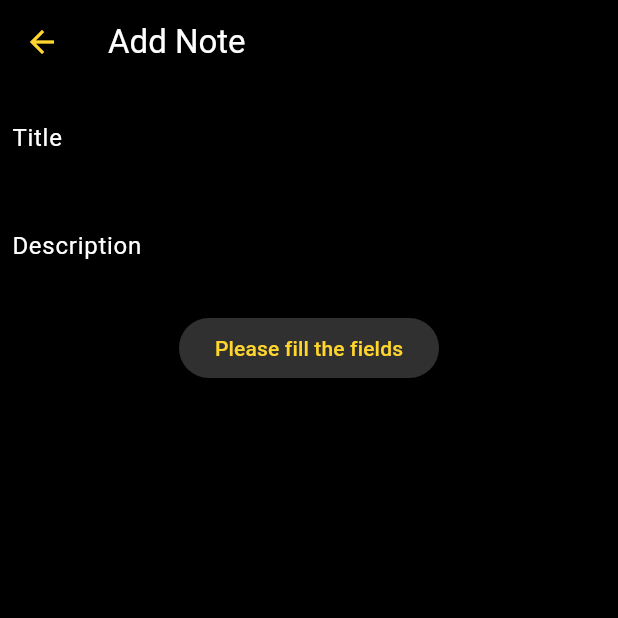
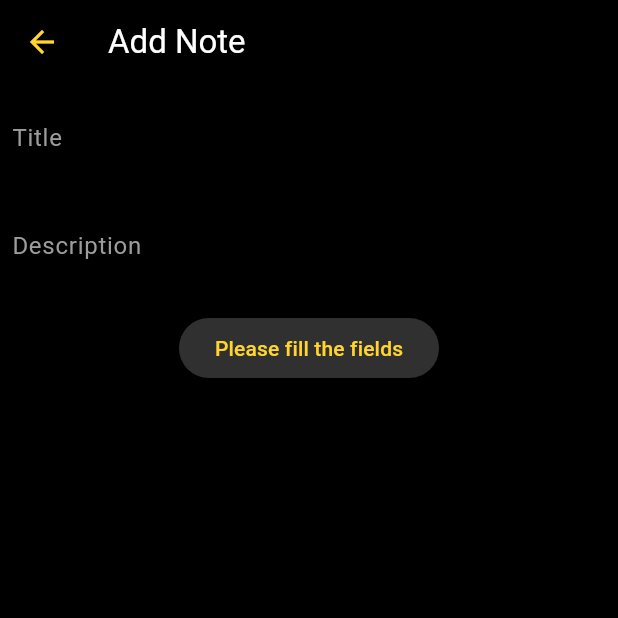
Before and after one commit to devkavin/todo_list_notes_management_v1, a Flutter app: the screen it shows after launch, after a tap on the "edit square" icon, on a phone screen of 412 x 824 dp, the top half of it. Run offline on Flutter 3.47's test engine with Material 2 defaults, Android fonts, the light colour scheme and no system bars; our stand-ins replace sqflite; accounts and stored records are empty; Roboto replaces fonts that are missing (SF Pro Display).

Commit message:
new file:   assets/fonts/SFPRODISPLAYREGULAR.ttf 	modified:   lib/main.dart 	modified:   lib/screens/add_note_screen.dart 	modified:   lib/screens/notes_list_screen.dart 	modified:   lib/screens/update_note_screen.dart 	modified:   lib/widgets/buttons.dart 	modified:   lib/widgets/constants.dart 	modified:   lib/widgets/search_bar.dart 	modified:   lib/widgets/text_fields.dart

```diff
--- a/lib/main.dart
+++ b/lib/main.dart
@@ -11,6 +11,7 @@ class MyApp extends StatelessWidget {
     return MaterialApp(
       debugShowCheckedModeBanner: false,
       theme: ThemeData(
+        fontFamily: 'SF Pro Display',
         colorScheme: ColorScheme.fromSeed(
           seedColor: Colors.black,
           primary: Colors.black,
--- a/lib/screens/notes_list_screen.dart
+++ b/lib/screens/notes_list_screen.dart
@@ -1,5 +1,6 @@
+import 'package:flutter/cupertino.dart';
 import 'package:flutter/material.dart';
-import 'package:todo_list_notes_management_v1/widgets/constants.dart';
+import '../widgets/constants.dart';
 
 import '../SQL/sql_helper.dart';
 import '../widgets/buttons.dart';
@@ -51,7 +52,10 @@ class _HomePageState extends State<NotesListScreen> {
     return SafeArea(
       child: Scaffold(
           appBar: AppBar(
-            title: const Text('Notes'),
+            title: const Text(
+              'Notes',
+              style: TextStyle(fontWeight: FontWeight.bold),
+            ),
             actions: [
               // TODO:dropdown menu with 2 options: Add Note and Delete All Notes (SQLHelper.deleteAllNotes())
             ],
@@ -119,9 +123,9 @@ class _HomePageState extends State<NotesListScreen> {
                         ],
                       );
                       final subTime =
-                          updatedAt == '' ? createdTime : updatedTime;
+                          updatedAt == null ? createdTime : updatedTime;
                       return Card(
-                        color: Color.fromARGB(255, 48, 48, 48),
+                        color: IosColors.iosGrey,
                         margin: const EdgeInsets.all(8.0),
                         child: ListTile(
                           title: Text(note['title'],
@@ -135,7 +139,7 @@ class _HomePageState extends State<NotesListScreen> {
                           onTap: () async {
                             await Navigator.push(
                               context,
-                              MaterialPageRoute(
+                              CupertinoPageRoute(
                                 builder: (context) => EditNotesPage(
                                   id: note['id'],
                                   title: note['title'],
@@ -163,7 +167,7 @@ class _HomePageState extends State<NotesListScreen> {
             onPressed: () async {
               await Navigator.push(
                 context,
-                MaterialPageRoute(
+                CupertinoPageRoute(
                   builder: (context) => AddNotesPage(
                     getTimeNow: timeNow,
                     buttonState: () {
--- a/lib/widgets/constants.dart
+++ b/lib/widgets/constants.dart
@@ -4,5 +4,6 @@ import 'package:flutter/material.dart';
 class IosColors {
   static const Color iosYellow = Color.fromRGBO(255, 213, 46, 1);
   static const Color iosGrey = Color.fromARGB(255, 48, 48, 48);
+  static const Color iosLightGrey = Color.fromARGB(255, 156, 156, 156);
   static const Color iosWhite = Color.fromRGBO(229, 229, 229, 100);
 }
--- a/lib/widgets/search_bar.dart
+++ b/lib/widgets/search_bar.dart
@@ -1,4 +1,5 @@
 import 'package:flutter/material.dart';
+import '../widgets/constants.dart';
 
 class Search extends StatelessWidget {
   final TextEditingController controller;
@@ -15,15 +16,23 @@ class Search extends StatelessWidget {
     return Padding(
       padding: const EdgeInsets.all(8.0),
       child: TextField(
+        cursorColor: IosColors.iosYellow,
         controller: controller,
         decoration: const InputDecoration(
-            labelText: 'Search here..',
-            suffixIcon: Icon(Icons.search),
+            hintText: 'Search here..',
+            hintStyle: TextStyle(
+              color: IosColors.iosLightGrey,
+            ),
+            prefixIcon: Icon(
+              Icons.search,
+              color: IosColors.iosYellow,
+            ),
             border: OutlineInputBorder(
               borderRadius: BorderRadius.all(Radius.circular(10)),
             ),
             focusedBorder: OutlineInputBorder(
               borderRadius: BorderRadius.all(Radius.circular(20)),
+              borderSide: BorderSide(color: IosColors.iosYellow, width: 2),
             )),
         onChanged: onChanged,
         onTapOutside: (event) => FocusScope.of(context).unfocus(),
--- a/lib/widgets/text_fields.dart
+++ b/lib/widgets/text_fields.dart
@@ -1,5 +1,5 @@
 import 'package:flutter/material.dart';
-import 'package:todo_list_notes_management_v1/widgets/constants.dart';
+import '../widgets/constants.dart';
 
 class TitleTextField extends StatelessWidget {
   final Function() buttonState;
@@ -21,7 +21,7 @@ class TitleTextField extends StatelessWidget {
         decoration: const InputDecoration(
           labelText: 'Title',
           labelStyle: TextStyle(
-            color: Colors.white,
+            color: IosColors.iosLightGrey,
           ),
           border: // no Outline border
               InputBorder.none,
@@ -55,7 +55,7 @@ class DescriptionTextField extends StatelessWidget {
         decoration: const InputDecoration(
           labelText: 'Description',
           labelStyle: TextStyle(
-            color: Colors.white,
+            color: IosColors.iosLightGrey,
           ),
           border: // no Outline border
               InputBorder.none,
```
Also changed, not shown: lib/screens/add_note_screen.dart (+33 -14 lines), lib/screens/update_note_screen.dart (+28 -91 lines), lib/widgets/buttons.dart (+20 -3 lines), assets/fonts/SFPRODISPLAYREGULAR.ttf (added).
